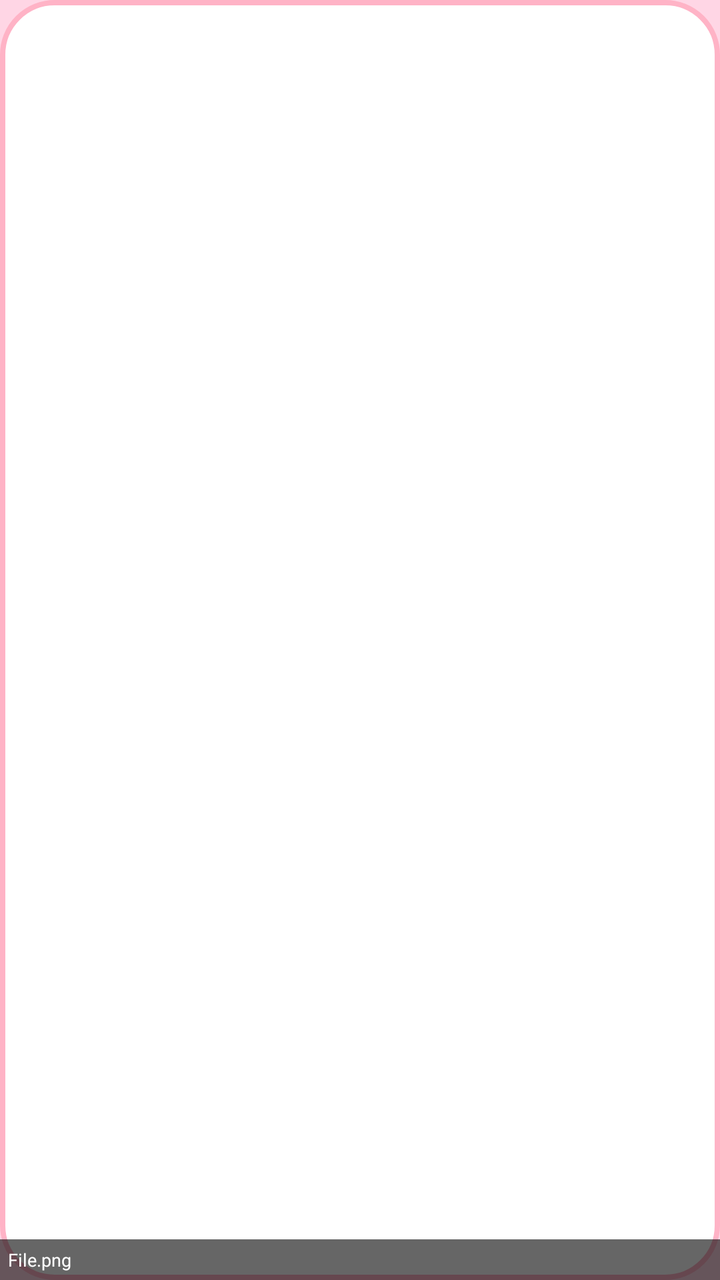
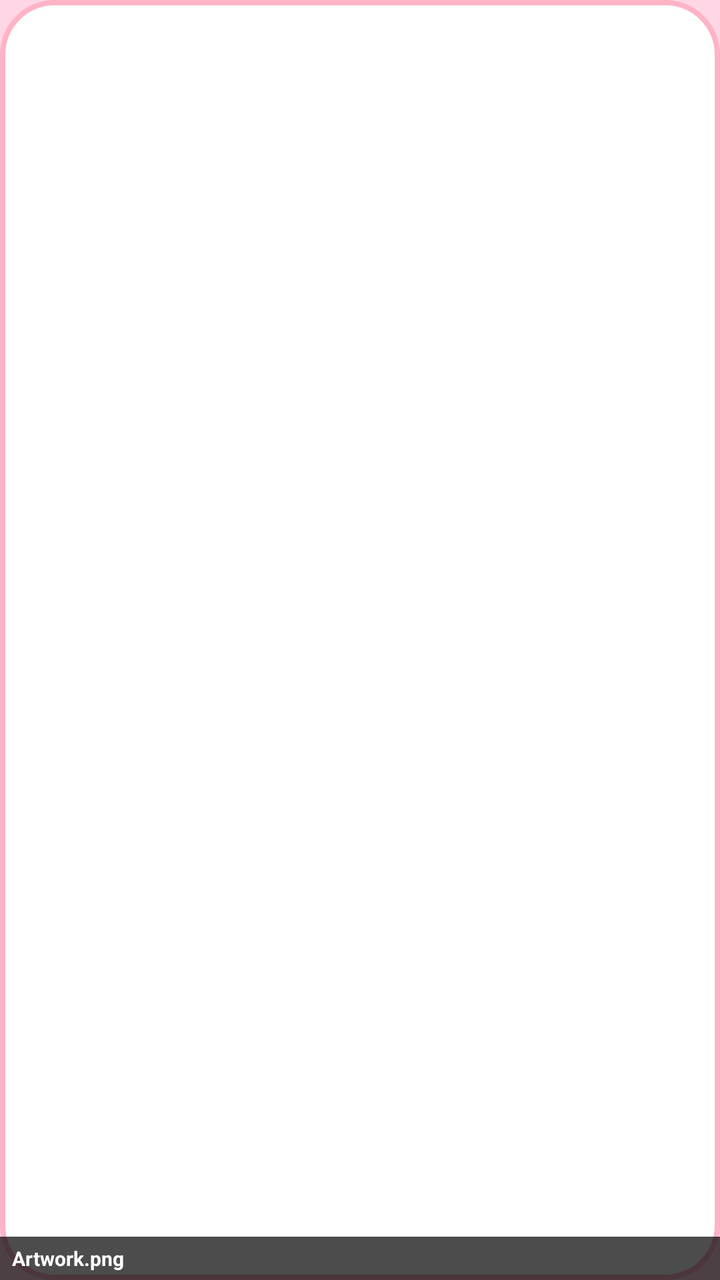

Two renders of the same Android screen: before a commit and after it. Below are the layout's source before the change and the commit's diff.
<!-- AndroidManifest.xml: application theme Theme.KidsLauncher -->
<!-- res/layout/item_share_file.xml -->
<?xml version="1.0" encoding="utf-8"?>
<FrameLayout xmlns:android="http://schemas.android.com/apk/res/android"
    android:id="@+id/card_share_file_root"
    android:layout_width="match_parent"
    android:layout_height="100dp"
    android:layout_margin="4dp"
    android:background="@drawable/bg_melody_card"
    android:clickable="true"
    android:focusable="true">

    <ImageView
        android:id="@+id/iv_share_file_thumb"
        android:layout_width="match_parent"
        android:layout_height="match_parent"
        android:scaleType="centerCrop" />

    <TextView
        android:id="@+id/tv_share_file_icon"
        android:layout_width="match_parent"
        android:layout_height="match_parent"
        android:gravity="center"
        android:text="📄"
        android:textSize="32sp"
        android:visibility="gone" />

    
    <TextView
        android:id="@+id/tv_share_file_name"
        android:layout_width="match_parent"
        android:layout_height="wrap_content"
        android:layout_gravity="bottom"
        android:background="#99000000"
        android:padding="4dp"
        android:text="File.png"
        android:textColor="#FFFFFF"
        android:textSize="9sp"
        android:singleLine="true"
        android:ellipsize="middle" />

    
    <TextView
        android:id="@+id/tv_share_file_selected"
        android:layout_width="24dp"
        android:layout_height="24dp"
        android:layout_gravity="top|end"
        android:layout_margin="4dp"
        android:gravity="center"
        android:background="@drawable/bg_avatar_circle"
        android:text="✓"
        android:textColor="#FFFFFF"
        android:textSize="12sp"
        android:textStyle="bold"
        android:visibility="gone" />

</FrameLayout>
<!-- resources referenced by this layout -->
<resources>
  <!-- drawable bg_avatar_circle (drawable) -->
  <?xml version="1.0" encoding="utf-8"?>
  <shape xmlns:android="http://schemas.android.com/apk/res/android"
      android:shape="oval">
      <gradient
          android:angle="90"
          android:startColor="#8B5CF6"
          android:endColor="#EC4899"
          android:type="linear" />
      <stroke
          android:width="2dp"
          android:color="#FFD166" />
  </shape>
  <!-- drawable bg_melody_card (drawable) -->
  <?xml version="1.0" encoding="utf-8"?>
  <shape xmlns:android="http://schemas.android.com/apk/res/android"
      android:shape="rectangle">
      <corners android:radius="26dp" />
      <solid android:color="#FFFFFF" />
      <stroke
          android:width="2.5dp"
          android:color="#FFB3C6" />
  </shape>
  <style name="Theme.KidsLauncher" parent="Theme.MaterialComponents.DayNight.NoActionBar">
          <item name="colorPrimary">@color/kids_primary</item>
          <item name="colorPrimaryDark">@color/kids_primary_dark</item>
          <item name="colorAccent">@color/kids_accent</item>
          <item name="android:windowBackground">@color/kids_sky_end</item>
      </style>
  <color name="kids_primary">#FF4D8D</color>
  <color name="kids_primary_dark">#9D174D</color>
  <color name="kids_accent">#FBBF24</color>
  <color name="kids_sky_end">#FFD6E5</color>
</resources>

<!-- the commit's change to res/layout/item_share_file.xml (unified diff, before → after) -->
@@ -2,54 +2,69 @@
 <FrameLayout xmlns:android="http://schemas.android.com/apk/res/android"
     android:id="@+id/card_share_file_root"
     android:layout_width="match_parent"
-    android:layout_height="100dp"
-    android:layout_margin="4dp"
+    android:layout_height="105dp"
+    android:layout_margin="5dp"
     android:background="@drawable/bg_melody_card"
     android:clickable="true"
     android:focusable="true">
 
+    
     <ImageView
         android:id="@+id/iv_share_file_thumb"
         android:layout_width="match_parent"
         android:layout_height="match_parent"
         android:scaleType="centerCrop" />
 
+    
     <TextView
         android:id="@+id/tv_share_file_icon"
         android:layout_width="match_parent"
         android:layout_height="match_parent"
         android:gravity="center"
-        android:text="📄"
-        android:textSize="32sp"
+        android:text="🎵"
+        android:textSize="36sp"
         android:visibility="gone" />
 
     
-    <TextView
-        android:id="@+id/tv_share_file_name"
+    <LinearLayout
         android:layout_width="match_parent"
         android:layout_height="wrap_content"
         android:layout_gravity="bottom"
-        android:background="#99000000"
-        android:padding="4dp"
-        android:text="File.png"
-        android:textColor="#FFFFFF"
-        android:textSize="9sp"
-        android:singleLine="true"
-        android:ellipsize="middle" />
+        android:orientation="vertical"
+        android:background="#B3000000"
+        android:paddingHorizontal="6dp"
+        android:paddingVertical="4dp">
+
+        <TextView
+            android:id="@+id/tv_share_file_name"
+            android:layout_width="match_parent"
+            android:layout_height="wrap_content"
+            android:text="Artwork.png"
+            android:textColor="#FFFFFF"
+            android:textSize="10sp"
+            android:textStyle="bold"
+            android:singleLine="true"
+            android:ellipsize="middle" />
+    </LinearLayout>
 
     
-    <TextView
+    <FrameLayout
         android:id="@+id/tv_share_file_selected"
-        android:layout_width="24dp"
-        android:layout_height="24dp"
+        android:layout_width="26dp"
+        android:layout_height="26dp"
         android:layout_gravity="top|end"
-        android:layout_margin="4dp"
-        android:gravity="center"
+        android:layout_margin="6dp"
         android:background="@drawable/bg_avatar_circle"
-        android:text="✓"
-        android:textColor="#FFFFFF"
-        android:textSize="12sp"
-        android:textStyle="bold"
-        android:visibility="gone" />
+        android:visibility="gone">
+
+        <TextView
+            android:layout_width="match_parent"
+            android:layout_height="match_parent"
+            android:gravity="center"
+            android:text="✓"
+            android:textColor="#FFFFFF"
+            android:textSize="13sp"
+            android:textStyle="bold" />
+    </FrameLayout>
 
 </FrameLayout>
